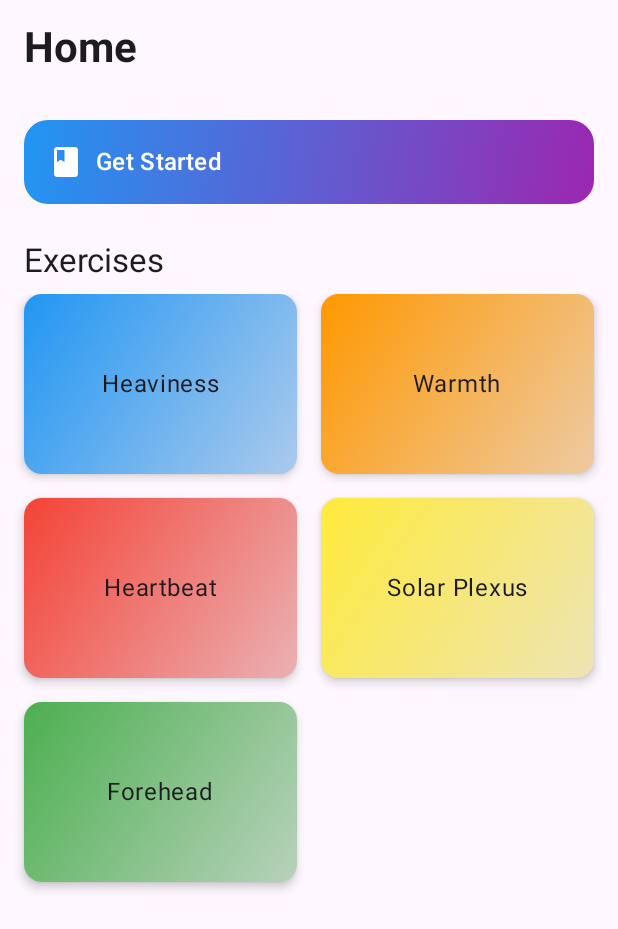
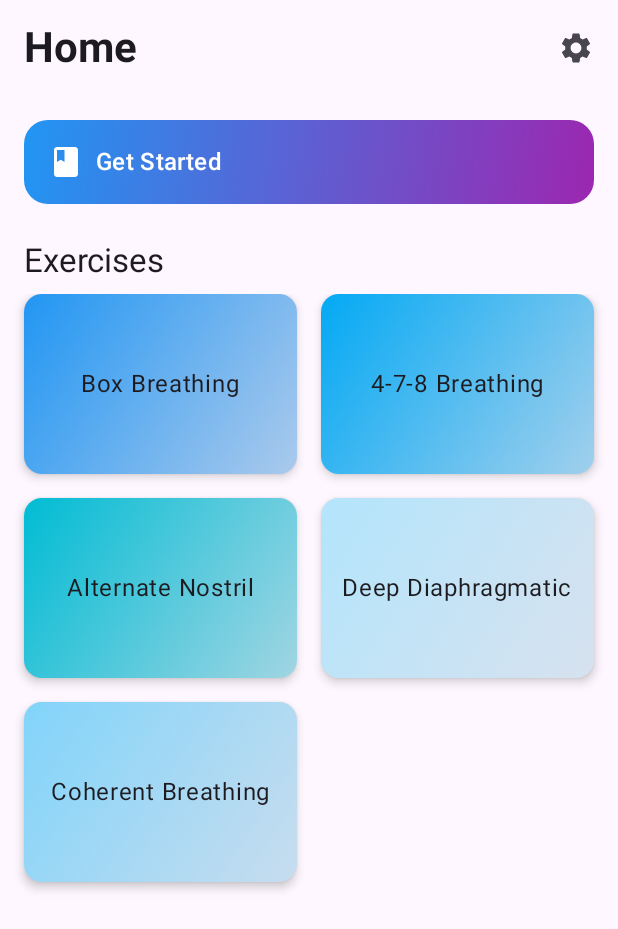
Before and after one commit to marioloncar/Inhale-Exhale-ComposeMultiplatform, an Android app built with Jetpack Compose: the screen it shows after launch (MainActivity), on a phone screen of 412 x 824 dp. Shown: the top 929 px of the screen. Run offline under Robolectric (Android 15) with nearby library versions, the phone set to English and light mode, and no system bars.

Commit message:
feat: implement settings screen

```diff
--- a/composeApp/src/commonMain/kotlin/com/autogenie/autogenic/App.kt
+++ b/composeApp/src/commonMain/kotlin/com/autogenie/autogenic/App.kt
@@ -6,9 +6,12 @@ import androidx.navigation.compose.NavHost
 import androidx.navigation.compose.composable
 import androidx.navigation.compose.rememberNavController
 import com.autogenie.autogenic.core.ui.AppTheme
+import com.autogenie.autogenic.feature.exercise.ExerciseViewModel
 import com.autogenie.autogenic.feature.exercise.ui.ExerciseScreen
 import com.autogenie.autogenic.feature.home.HomeViewModel
 import com.autogenie.autogenic.feature.home.ui.HomeScreen
+import com.autogenie.autogenic.feature.settings.SettingsViewModel
+import com.autogenie.autogenic.feature.settings.ui.SettingsScreen
 import org.jetbrains.compose.ui.tooling.preview.Preview
 
 @Composable
@@ -24,7 +27,15 @@ fun AppNavigation() {
     val navController = rememberNavController()
 
     val homeViewModel = remember {
-        HomeViewModel(trainingsRepository = AppContainer.trainingsRepository)
+        HomeViewModel(observeTrainingsUseCase = AppContainer.observeTrainingsUseCase)
+    }
+
+    val exerciseViewModel = remember {
+        ExerciseViewModel(observeTrainingsUseCase = AppContainer.observeTrainingsUseCase)
+    }
+
+    val settingsViewModel = remember {
+        SettingsViewModel(preferencesRepository = AppContainer.preferencesRepository)
     }
 
     NavHost(navController, startDestination = "home") {
@@ -32,10 +43,24 @@ fun AppNavigation() {
             HomeScreen(
                 viewModel = homeViewModel,
                 onExerciseClick = { id -> navController.navigate("exercise/$id") },
+                onSettingsClick = { navController.navigate("settings") }
             )
         }
+
         composable("exercise/{id}") { backStackEntry ->
-            ExerciseScreen("")
+            val id = backStackEntry.savedStateHandle.get<String>("id")
+                ?: return@composable
+            ExerciseScreen(
+                exerciseId = id,
+                viewModel = exerciseViewModel,
+                onBackClick = { navController.popBackStack() }
+            )
+        }
+
+        composable(route = "settings") { backstackEntry ->
+            SettingsScreen(
+                viewModel = settingsViewModel,
+                onBackClick = { navController.popBackStack() })
         }
     }
 }
--- a/composeApp/src/commonMain/kotlin/com/autogenie/autogenic/AppContainer.kt
+++ b/composeApp/src/commonMain/kotlin/com/autogenie/autogenic/AppContainer.kt
@@ -1,9 +1,14 @@
 package com.autogenie.autogenic
 
+import com.autogenie.autogenic.data.preferences.data.PreferencesRepositoryImpl
+import com.autogenie.autogenic.data.preferences.data.source.local.PreferencesLocalSource
+import com.autogenie.autogenic.data.preferences.data.source.local.PreferencesLocalSourceImpl
+import com.autogenie.autogenic.data.preferences.domain.PreferencesRepository
 import com.autogenie.autogenic.data.trainings.data.TrainingsRepositoryImpl
 import com.autogenie.autogenic.data.trainings.data.source.remote.TrainingsRemoteSource
 import com.autogenie.autogenic.data.trainings.data.source.remote.TrainingsRemoteSourceImpl
 import com.autogenie.autogenic.data.trainings.domain.TrainingsRepository
+import com.autogenie.autogenic.data.trainings.domain.usecase.ObserveTrainingsUseCase
 
 object AppContainer {
 
@@ -14,4 +19,21 @@ object AppContainer {
     val trainingsRepository: TrainingsRepository by lazy {
         TrainingsRepositoryImpl(trainingsRemoteSource)
     }
+
+    val preferencesRepository: PreferencesRepository by lazy {
+        PreferencesRepositoryImpl(preferencesLocalSource)
+    }
+
+    val observeTrainingsUseCase: ObserveTrainingsUseCase by lazy {
+        ObserveTrainingsUseCase(
+            trainingsRepository = trainingsRepository,
+            preferencesRepository = preferencesRepository
+        )
+    }
+
+    private val preferencesLocalSource: PreferencesLocalSource by lazy {
+        PreferencesLocalSourceImpl()
+    }
+
+
 }
--- /dev/null
+++ b/composeApp/src/commonMain/kotlin/com/autogenie/autogenic/data/preferences/data/PreferencesRepositoryImpl.kt
@@ -0,0 +1,22 @@
+package com.autogenie.autogenic.data.preferences.data
+
+import com.autogenie.autogenic.data.preferences.data.source.local.PreferencesLocalSource
+import com.autogenie.autogenic.data.preferences.domain.PreferencesRepository
+import kotlinx.coroutines.flow.Flow
+
+class PreferencesRepositoryImpl(
+    private val preferencesLocalSource: PreferencesLocalSource
+) : PreferencesRepository {
+
+    override fun observeAvailableThemes(): Flow<Map<String, List<String>>> {
+        return preferencesLocalSource.observeAvailableThemes()
+    }
+
+    override suspend fun setTheme(id: String) {
+        preferencesLocalSource.setTheme(id)
+    }
+
+    override fun observeSelectedTheme(): Flow<Pair<String, List<String>>> {
+        return preferencesLocalSource.getSelectedTheme()
+    }
+}
--- /dev/null
+++ b/composeApp/src/commonMain/kotlin/com/autogenie/autogenic/data/preferences/data/source/local/PreferencesLocalSource.kt
@@ -0,0 +1,12 @@
+package com.autogenie.autogenic.data.preferences.data.source.local
+
+import kotlinx.coroutines.flow.Flow
+
+interface PreferencesLocalSource {
+
+    fun observeAvailableThemes(): Flow<Map<String, List<String>>>
+
+    suspend fun setTheme(id: String)
+
+    fun getSelectedTheme(): Flow<Pair<String, List<String>>>
+}
--- /dev/null
+++ b/composeApp/src/commonMain/kotlin/com/autogenie/autogenic/data/preferences/data/source/local/PreferencesLocalSourceImpl.kt
@@ -0,0 +1,63 @@
+package com.autogenie.autogenic.data.preferences.data.source.local
+
+import kotlinx.coroutines.flow.Flow
+import kotlinx.coroutines.flow.MutableStateFlow
+import kotlinx.coroutines.flow.flowOf
+
+class PreferencesLocalSourceImpl : PreferencesLocalSource {
+
+    val colorSets = mapOf(
+        "Ocean Breeze" to listOf(
+            "#FF2196F3",
+            "#FF03A9F4",
+            "#FF00BCD4",
+            "#FFB3E5FC",
+            "#FF81D4FA"
+        ),
+        "Sunset Glow" to listOf(
+            "#FFFF9800",
+            "#FFFF5722",
+            "#FFFF7043",
+            "#FFFFB74D",
+            "#FFFFCCBC"
+        ),
+        "Forest Calm" to listOf(
+            "#FF4CAF50",
+            "#FF2E7D32",
+            "#FF81C784",
+            "#FF66BB6A",
+            "#FFC8E6C9"
+        ),
+        "Midnight" to listOf(
+            "#FF212121",
+            "#FF424242",
+            "#FF37474F",
+            "#FF607D8B",
+            "#FF90A4AE"
+        ),
+        "Candy Pop" to listOf(
+            "#FFE91E63",
+            "#FFFF4081",
+            "#FFFFC107",
+            "#FFFFEB3B",
+            "#FFCDDC39"
+        )
+    )
+
+    val selectedTheme: MutableStateFlow<Pair<String, List<String>>> = MutableStateFlow(
+        colorSets.entries.first().toPair()
+    )
+
+    override fun observeAvailableThemes(): Flow<Map<String, List<String>>> {
+        return flowOf(colorSets)
+    }
+
+    override suspend fun setTheme(id: String) {
+        val selectedColors = colorSets[id].orEmpty()
+        selectedTheme.emit(id to selectedColors)
+    }
+
+    override fun getSelectedTheme(): Flow<Pair<String, List<String>>> {
+        return selectedTheme
+    }
+}
--- /dev/null
+++ b/composeApp/src/commonMain/kotlin/com/autogenie/autogenic/data/preferences/domain/PreferencesRepository.kt
@@ -0,0 +1,12 @@
+package com.autogenie.autogenic.data.preferences.domain
+
+import kotlinx.coroutines.flow.Flow
+
+interface PreferencesRepository {
+
+    fun observeAvailableThemes(): Flow<Map<String, List<String>>>
+
+    suspend fun setTheme(id: String)
+
+    fun observeSelectedTheme(): Flow<Pair<String, List<String>>>
+}
--- a/composeApp/src/commonMain/kotlin/com/autogenie/autogenic/data/trainings/data/TrainingsRepositoryImpl.kt
+++ b/composeApp/src/commonMain/kotlin/com/autogenie/autogenic/data/trainings/data/TrainingsRepositoryImpl.kt
@@ -24,7 +24,6 @@ private fun TrainingDto.toDomain(): Training {
     return Training(
         id = id,
         name = name,
-        color = colorHex,
         instructions = instructions
     )
 }
--- a/composeApp/src/commonMain/kotlin/com/autogenie/autogenic/data/trainings/data/source/remote/TrainingsRemoteSourceImpl.kt
+++ b/composeApp/src/commonMain/kotlin/com/autogenie/autogenic/data/trainings/data/source/remote/TrainingsRemoteSourceImpl.kt
@@ -8,55 +8,56 @@ class TrainingsRemoteSourceImpl : TrainingsRemoteSource {
     val trainingsJson = """
 [
   {
-        "id": "Exercise_1",
-        "name": "Heaviness",
-        "color": "#2196F3",
+    "id": "Breathing_1",
+    "name": "Box Breathing",
     "instructions": [
-          "My right arm is heavy.",
-          "My left arm is heavy.",
-          "My arms and legs are heavy.",
-          "I am feeling calm and relaxed."
+      "Inhale for 4 seconds.",
+      "Hold your breath for 4 seconds.",
+      "Exhale for 4 seconds.",
+      "Hold your breath again for 4 seconds.",
+      "Repeat the cycle calmly."
     ]
   },
   {
-        "id": "Exercise_2",
-        "name": "Warmth",
-        "color": "#FF9800",
+    "id": "Breathing_2",
+    "name": "4-7-8 Breathing",
     "instructions": [
-          "My right arm is warm.",
-          "My left arm is warm.",
-          "My arms and legs are pleasantly warm.",
-          "Warmth is flowing through my body."
+      "Inhale quietly through your nose for 4 seconds.",
+      "Hold your breath for 7 seconds.",
+      "Exhale slowly through your mouth for 8 seconds.",
+      "Repeat to relax your nervous system."
     ]
   },
   {
-        "id": "Exercise_3",
-        "name": "Heartbeat",
-        "color": "#F44336",
+    "id": "Breathing_3",
+    "name": "Alternate Nostril",
     "instructions": [
-          "My heartbeat is calm and regular.",
-          "I feel my pulse steadily and peacefully.",
-          "My heart is beating quietly and evenly."
+      "Close your right nostril and inhale through the left.",
+      "Close both nostrils and hold.",
+      "Exhale through the right nostril.",
+      "Inhale through the right, hold, and exhale through the left.",
+      "Repeat this alternate cycle."
     ]
   },
   {
-        "id": "Exercise_4",
-        "name": "Solar Plexus",
-        "color": "#FFEB3B",
+    "id": "Breathing_4",
+    "name": "Deep Diaphragmatic",
     "instructions": [
-          "My breathing is calm and regular.",
-          "Warmth flows into my stomach area.",
-          "My solar plexus radiates warmth."
+      "Place one hand on your chest and the other on your stomach.",
+      "Inhale deeply through your nose for 4 seconds.",
+      "Feel your stomach rise, not your chest.",
+      "Exhale slowly through pursed lips.",
+      "Repeat while focusing on your breath."
     ]
   },
   {
-        "id": "Exercise_5",
-        "name": "Forehead",
-        "color": "#4CAF50",
+    "id": "Breathing_5",
+    "name": "Coherent Breathing",
     "instructions": [
-          "My forehead is pleasantly cool.",
-          "I feel a cool sensation in my forehead.",
-          "My mind is clear and calm."
+      "Inhale gently for 5 seconds.",
+      "Exhale gently for 5 seconds.",
+      "Maintain a steady rhythm for several minutes.",
+      "Let your breath guide you into calm."
     ]
   }
 ]
--- a/composeApp/src/commonMain/kotlin/com/autogenie/autogenic/data/trainings/data/source/remote/model/TrainingDto.kt
+++ b/composeApp/src/commonMain/kotlin/com/autogenie/autogenic/data/trainings/data/source/remote/model/TrainingDto.kt
@@ -9,8 +9,6 @@ data class TrainingDto(
     val id: String,
     @SerialName("name")
     val name: String,
-    @SerialName("color")
-    val colorHex: String,
     @SerialName("instructions")
     val instructions: List<String>
 )
--- a/composeApp/src/commonMain/kotlin/com/autogenie/autogenic/data/trainings/domain/model/Training.kt
+++ b/composeApp/src/commonMain/kotlin/com/autogenie/autogenic/data/trainings/domain/model/Training.kt
@@ -3,6 +3,5 @@ package com.autogenie.autogenic.data.trainings.domain.model
 data class Training(
     val id: String,
     val name: String,
-    val color: String,
     val instructions: List<String>
 )
--- /dev/null
+++ b/composeApp/src/commonMain/kotlin/com/autogenie/autogenic/data/trainings/domain/usecase/ObserveTrainingsUseCase.kt
@@ -0,0 +1,31 @@
+package com.autogenie.autogenic.data.trainings.domain.usecase
+
+import com.autogenie.autogenic.data.preferences.domain.PreferencesRepository
+import com.autogenie.autogenic.data.trainings.domain.TrainingsRepository
+import com.autogenie.autogenic.data.trainings.domain.model.Training
+import kotlinx.coroutines.flow.Flow
+import kotlinx.coroutines.flow.combine
+
+class ObserveTrainingsUseCase(
+    private val trainingsRepository: TrainingsRepository,
+    private val preferencesRepository: PreferencesRepository,
+) {
+
+    operator fun invoke(): Flow<List<TrainingWithColor>> {
+        return combine(
+            trainingsRepository.trainings(),
+            preferencesRepository.observeSelectedTheme()
+        ) { trainings: List<Training>, selectedTheme: Pair<String, List<String>> ->
+            val colors = selectedTheme.second
+
+            trainings.mapIndexed { index, training ->
+                TrainingWithColor(training, colors[index])
+            }
+        }
+    }
+
+    data class TrainingWithColor(
+        val training: Training,
+        val color: String,
+    )
+}
--- /dev/null
+++ b/composeApp/src/commonMain/kotlin/com/autogenie/autogenic/feature/exercise/ExerciseViewModel.kt
@@ -0,0 +1,26 @@
+package com.autogenie.autogenic.feature.exercise
+
+import androidx.lifecycle.ViewModel
+import androidx.lifecycle.viewModelScope
+import com.autogenie.autogenic.data.trainings.domain.usecase.ObserveTrainingsUseCase
+import com.autogenie.autogenic.data.trainings.domain.usecase.ObserveTrainingsUseCase.TrainingWithColor
+import kotlinx.coroutines.flow.MutableStateFlow
+import kotlinx.coroutines.flow.StateFlow
+import kotlinx.coroutines.launch
+
+class ExerciseViewModel(
+    private val observeTrainingsUseCase: ObserveTrainingsUseCase,
+) : ViewModel() {
+
+    private val _training = MutableStateFlow<TrainingWithColor?>(null)
+    val training: StateFlow<TrainingWithColor?> = _training
+
+    fun loadExercise(id: String) {
+        viewModelScope.launch {
+            observeTrainingsUseCase()
+                .collect { trainings ->
+                    _training.value = trainings.find { it.training.id == id }
+                }
+        }
+    }
+}
--- a/composeApp/src/commonMain/kotlin/com/autogenie/autogenic/feature/home/HomeViewModel.kt
+++ b/composeApp/src/commonMain/kotlin/com/autogenie/autogenic/feature/home/HomeViewModel.kt
@@ -2,14 +2,14 @@ package com.autogenie.autogenic.feature.home
 
 import androidx.lifecycle.ViewModel
 import androidx.lifecycle.viewModelScope
-import com.autogenie.autogenic.data.trainings.domain.TrainingsRepository
-import com.autogenie.autogenic.feature.home.ui.HomeUiState
+import com.autogenie.autogenic.data.trainings.domain.usecase.ObserveTrainingsUseCase
+import com.autogenie.autogenic.feature.home.ui.model.HomeUiState
 import kotlinx.coroutines.flow.MutableStateFlow
 import kotlinx.coroutines.flow.asStateFlow
 import kotlinx.coroutines.launch
 
 class HomeViewModel(
-    private val trainingsRepository: TrainingsRepository
+    private val observeTrainingsUseCase: ObserveTrainingsUseCase,
 ) : ViewModel() {
 
     private val _uiState = MutableStateFlow(HomeUiState())
@@ -17,7 +17,7 @@ class HomeViewModel(
 
     init {
         viewModelScope.launch {
-            trainingsRepository.trainings()
+            observeTrainingsUseCase()
                 .collect {
                     _uiState.emit(_uiState.value.copy(trainings = it))
                 }
--- a/composeApp/src/commonMain/kotlin/com/autogenie/autogenic/feature/home/ui/HomeScreen.kt
+++ b/composeApp/src/commonMain/kotlin/com/autogenie/autogenic/feature/home/ui/HomeScreen.kt
@@ -8,6 +8,7 @@ import androidx.compose.foundation.lazy.grid.LazyVerticalGrid
 import androidx.compose.foundation.lazy.grid.items
 import androidx.compose.material.icons.Icons
 import androidx.compose.material.icons.filled.Book
+import androidx.compose.material.icons.filled.Settings
 import androidx.compose.material3.*
 import androidx.compose.runtime.Composable
 import androidx.compose.runtime.collectAsState
@@ -26,7 +27,8 @@ import org.jetbrains.compose.ui.tooling.preview.Preview
 @Composable
 fun HomeScreen(
     viewModel: HomeViewModel,
-    onExerciseClick: (String) -> Unit
+    onExerciseClick: (String) -> Unit,
+    onSettingsClick: () -> Unit,
 ) {
 
     val uiState by viewModel.uiState.collectAsState()
@@ -41,6 +43,14 @@ fun HomeScreen(
                         style = MaterialTheme.typography.headlineMedium,
                         fontWeight = FontWeight.Bold
                     )
+                },
+                actions = {
+                    IconButton(onClick = onSettingsClick) {
+                        Icon(
+                            imageVector = Icons.Default.Settings,
+                            contentDescription = "Settings"
+                        )
+                    }
                 }
             )
         }
@@ -70,9 +80,9 @@ fun HomeScreen(
             ) {
                 items(uiState.trainings) { training ->
                     Exercise(
-                        title = training.name,
+                        title = training.training.name,
                         color = training.color.toColor(),
-                        onClick = { onExerciseClick(training.id) }
+                        onClick = { onExerciseClick(training.training.id) }
                     )
                 }
             }
@@ -158,17 +168,9 @@ fun SectionTitle(title: String) {
 @Preview
 @Composable
 fun HomeScreenPreview() {
-    HomeScreen(viewModel = HomeViewModel(AppContainer.trainingsRepository), onExerciseClick = {})
+    HomeScreen(
+        viewModel = HomeViewModel(AppContainer.observeTrainingsUseCase),
+        onExerciseClick = {},
+        onSettingsClick = {}
+    )
 }
-
-@Preview
-@Composable
-fun ExercisePreview() {
-    Exercise(title = "Push-ups", color = Color.Red, onClick = {})
-}
-
-@Preview
-@Composable
-fun SectionTitlePreview() {
-    SectionTitle(title = "Exercises")
-}
--- a/composeApp/src/commonMain/kotlin/com/autogenie/autogenic/feature/home/ui/HomeUiState.kt
+++ /dev/null
@@ -1,7 +0,0 @@
-package com.autogenie.autogenic.feature.home.ui
-
-import com.autogenie.autogenic.data.trainings.domain.model.Training
-
-data class HomeUiState(
-    val trainings: List<Training> = emptyList()
-)
--- /dev/null
+++ b/composeApp/src/commonMain/kotlin/com/autogenie/autogenic/feature/home/ui/model/HomeUiState.kt
@@ -0,0 +1,7 @@
+package com.autogenie.autogenic.feature.home.ui.model
+
+import com.autogenie.autogenic.data.trainings.domain.usecase.ObserveTrainingsUseCase.TrainingWithColor
+
+data class HomeUiState(
+    val trainings: List<TrainingWithColor> = emptyList()
+)
--- /dev/null
+++ b/composeApp/src/commonMain/kotlin/com/autogenie/autogenic/feature/settings/SettingsViewModel.kt
@@ -0,0 +1,44 @@
+package com.autogenie.autogenic.feature.settings
+
+import androidx.lifecycle.ViewModel
+import androidx.lifecycle.viewModelScope
+import com.autogenie.autogenic.data.preferences.domain.PreferencesRepository
+import com.autogenie.autogenic.feature.settings.ui.model.SettingsUiState
+import kotlinx.coroutines.Dispatchers
+import kotlinx.coroutines.flow.MutableStateFlow
+import kotlinx.coroutines.flow.asStateFlow
+import kotlinx.coroutines.flow.combine
+import kotlinx.coroutines.launch
+
+class SettingsViewModel(
+    private val preferencesRepository: PreferencesRepository
+) : ViewModel() {
+
+    private val _uiState = MutableStateFlow(SettingsUiState())
+    val uiState = _uiState.asStateFlow()
+
+    init {
+        viewModelScope.launch {
+            combine(
+                preferencesRepository.observeAvailableThemes(),
+                preferencesRepository.observeSelectedTheme(),
+                ::Pair
+            )
+                .collect {
+                    val (availableThemes, selectedThemeId) = it
+                    _uiState.emit(
+                        SettingsUiState(
+                            availableThemes = availableThemes,
+                            selectedThemeId = selectedThemeId.first
+                        )
+                    )
+                }
+        }
+    }
+
+    fun setTheme(id: String) {
+        viewModelScope.launch(Dispatchers.Default) {
+            preferencesRepository.setTheme(id)
+        }
+    }
+}
--- /dev/null
+++ b/composeApp/src/commonMain/kotlin/com/autogenie/autogenic/feature/settings/ui/model/SettingsUiState.kt
@@ -0,0 +1,6 @@
+package com.autogenie.autogenic.feature.settings.ui.model
+
+data class SettingsUiState(
+    val availableThemes: Map<String, List<String>> = emptyMap(),
+    val selectedThemeId: String? = null,
+)
```
Also changed, not shown: composeApp/src/commonMain/kotlin/com/autogenie/autogenic/feature/exercise/ui/ExerciseScreen.kt (+59 -10 lines), composeApp/src/commonMain/kotlin/com/autogenie/autogenic/feature/settings/ui/SettingsScreen.kt (added, +89 -0 lines). Lines whose indentation alone changed are shown as unchanged.
